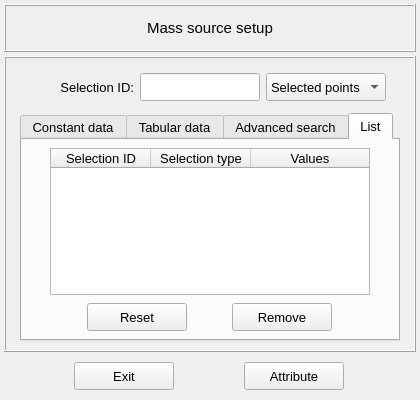
The window that vibra/interface/data/ui_files/model/setup/acoustic/mass_source_inputs.ui (MOPT-UFSC/VIBRA) describes before a commit, drawn with Qt 5.
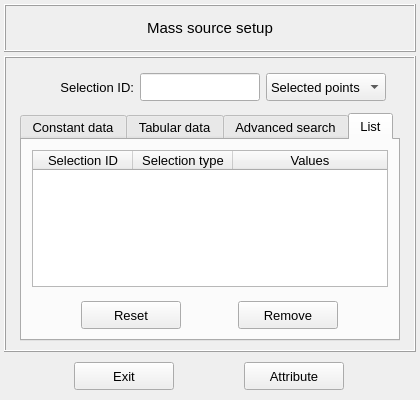
The same window after the commit. The open tabs and pages were chosen to show the change. Icons and pictures are not drawn.

Commit message: Modify the mass source-related classes to include point assingments and data from imported tables

What changed in the file:
```diff
--- a/vibra/interface/data/ui_files/model/setup/acoustic/mass_source_inputs.ui
+++ b/vibra/interface/data/ui_files/model/setup/acoustic/mass_source_inputs.ui
@@ -1269,20 +1269,23 @@
          </attribute>
          <layout class="QGridLayout" name="gridLayout_9">
           <property name="leftMargin">
-           <number>2</number>
+           <number>10</number>
           </property>
           <property name="topMargin">
-           <number>8</number>
+           <number>10</number>
           </property>
           <property name="rightMargin">
-           <number>2</number>
+           <number>10</number>
           </property>
           <property name="bottomMargin">
-           <number>2</number>
+           <number>4</number>
           </property>
-          <property name="spacing">
+          <property name="horizontalSpacing">
            <number>2</number>
           </property>
+          <property name="verticalSpacing">
+           <number>8</number>
+          </property>
           <item row="1" column="0">
            <widget class="QFrame" name="frame_3">
             <property name="minimumSize">
@@ -1293,7 +1296,7 @@
             </property>
             <property name="maximumSize">
              <size>
-              <width>320</width>
+              <width>16777215</width>
               <height>40</height>
              </size>
             </property>
@@ -1394,7 +1397,7 @@
             </property>
             <property name="maximumSize">
              <size>
-              <width>320</width>
+              <width>16777215</width>
               <height>200</height>
              </size>
             </property>
```
The commit also changes 8 other files.
